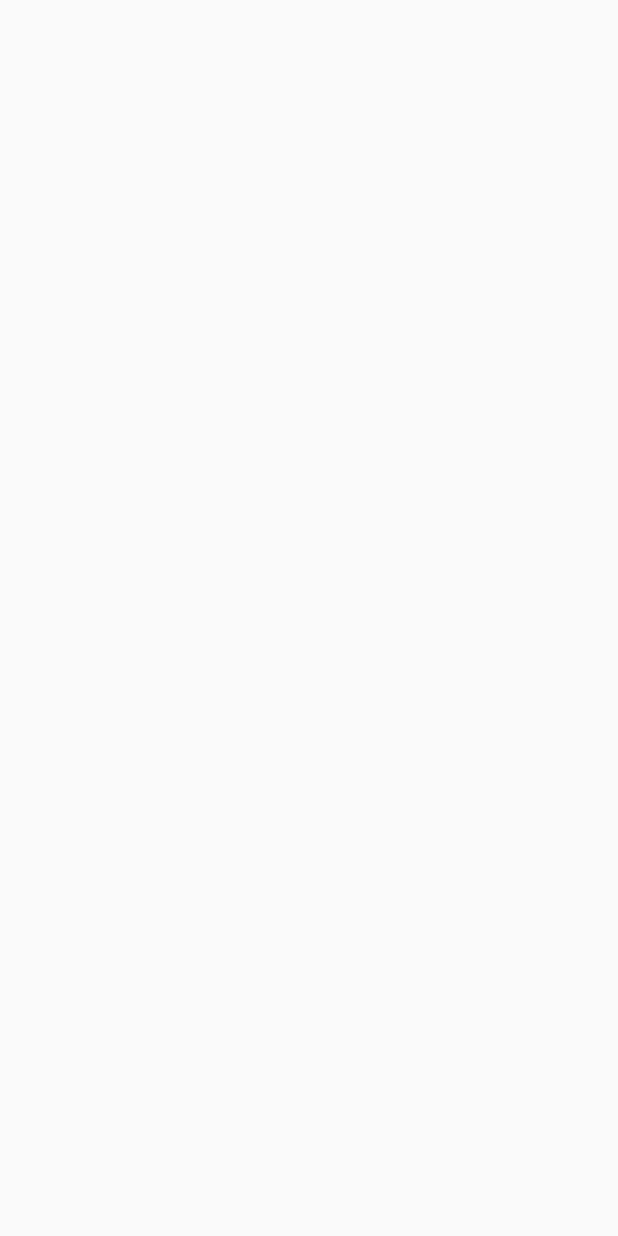
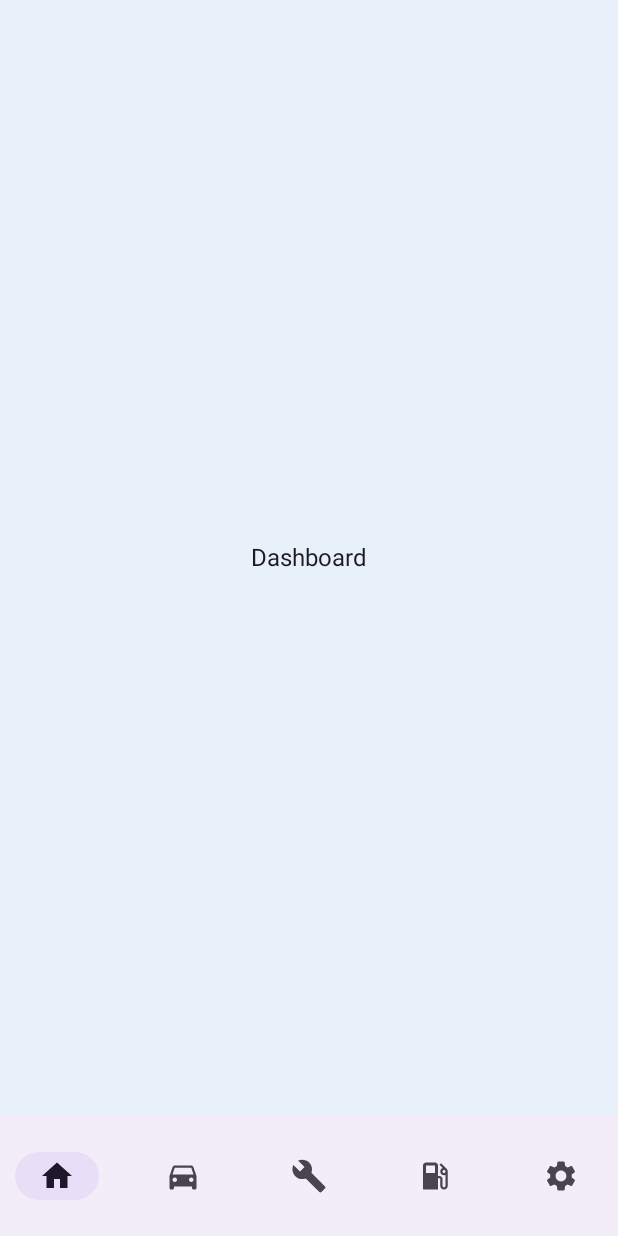
Before and after one commit to BozhidarPetkov05/MobileApps2025-2401321006, an Android app built with Jetpack Compose: the screen it shows after launch (MainActivity), on a phone screen of 412 x 824 dp. Before the commit the screen is empty. Run offline under Robolectric (Android 15) with nearby library versions, the phone set to English and light mode, and no system bars.

Commit message:
Setup the app navigation

```diff
--- a/app/build.gradle.kts
+++ b/app/build.gradle.kts
@@ -45,6 +45,7 @@ dependencies {
     implementation(libs.androidx.compose.ui)
     implementation(libs.androidx.compose.ui.graphics)
     implementation(libs.androidx.compose.ui.tooling.preview)
+    implementation("androidx.compose.material:material-icons-extended")
     implementation(libs.androidx.core.ktx)
     implementation(libs.androidx.lifecycle.runtime.ktx)
 
--- a/app/src/main/java/com/example/autotrack/MainActivity.kt
+++ b/app/src/main/java/com/example/autotrack/MainActivity.kt
@@ -3,15 +3,26 @@ package com.example.autotrack
 import android.os.Bundle
 import androidx.activity.ComponentActivity
 import androidx.activity.compose.setContent
+import androidx.activity.enableEdgeToEdge
+import androidx.compose.foundation.layout.fillMaxSize
+import androidx.compose.material3.Surface
+import androidx.compose.ui.Modifier
+import com.example.autotrack.navigation.AppNavigation
 import com.example.autotrack.ui.theme.AutoTrackTheme
 
 class MainActivity : ComponentActivity() {
     override fun onCreate(savedInstanceState: Bundle?) {
         super.onCreate(savedInstanceState)
+        enableEdgeToEdge()
+        if (android.os.Build.VERSION.SDK_INT >= android.os.Build.VERSION_CODES.Q) {
+            window.isNavigationBarContrastEnforced = false
+        }
 
         setContent {
             AutoTrackTheme {
-
+                Surface(modifier = Modifier.fillMaxSize()) {
+                    AppNavigation()
+                }
             }
         }
     }
--- a/app/src/main/java/com/example/autotrack/navigation/AppNavigation.kt
+++ b/app/src/main/java/com/example/autotrack/navigation/AppNavigation.kt
@@ -1,8 +1,158 @@
 package com.example.autotrack.navigation
 
+import androidx.compose.foundation.layout.Box
+import androidx.compose.foundation.layout.fillMaxSize
+import androidx.compose.foundation.layout.padding
+import androidx.compose.material3.Scaffold
+import androidx.compose.material3.Text
 import androidx.compose.runtime.Composable
+import androidx.compose.runtime.getValue
+import androidx.compose.ui.Alignment
 import androidx.compose.ui.Modifier
+import androidx.navigation.NavType
+import androidx.navigation.compose.NavHost
+import androidx.navigation.compose.composable
+import androidx.navigation.compose.currentBackStackEntryAsState
+import androidx.navigation.compose.rememberNavController
+import androidx.navigation.navArgument
+import com.example.autotrack.ui.components.BottomNavigationBar
 
 @Composable
-fun AppNavigation(modifier: Modifier = Modifier) {
+fun AppNavigation() {
+    val navController = rememberNavController()
+    val navBackStackEntry by navController.currentBackStackEntryAsState()
+    val currentRoute = navBackStackEntry?.destination?.route
+
+    val showBottomBar = currentRoute in listOf(
+        Screen.Dashboard.route,
+        Screen.Garage.route,
+        Screen.Maintenance.route,
+        Screen.Fuel.route,
+        Screen.Settings.route
+    )
+
+    Scaffold(
+        bottomBar = {
+            if (showBottomBar) {
+                BottomNavigationBar(navController)
+            }
+        }
+    ) { innerPadding ->
+        NavHost(
+            navController = navController,
+            startDestination = Screen.Dashboard.route,
+            modifier = Modifier
+                .fillMaxSize()
+                .padding(innerPadding)
+        ) {
+            composable(Screen.Dashboard.route) {
+                PlaceholderScreen("Dashboard")
+            }
+
+            composable(Screen.Garage.route) {
+                PlaceholderScreen("My Garage")
+            }
+
+            composable(Screen.Maintenance.route) {
+                PlaceholderScreen("Maintenance")
+            }
+
+            composable(Screen.Fuel.route) {
+                PlaceholderScreen("Fuel")
+            }
+
+            composable(Screen.Settings.route) {
+                PlaceholderScreen("Settings")
+            }
+
+            composable(Screen.Login.route) {
+                PlaceholderScreen("Login")
+            }
+
+            composable(Screen.Register.route) {
+                PlaceholderScreen("Register")
+            }
+
+            composable(
+                route = Screen.CarDetails.route,
+                arguments = listOf(
+                    navArgument("carId") {
+                        type = NavType.IntType
+                    }
+                )
+            ) {
+                PlaceholderScreen("Car Details")
+            }
+
+            composable(Screen.AddCar.route) {
+                PlaceholderScreen("Add Car")
+            }
+
+            composable(
+                Screen.EditCar.route,
+                arguments = listOf(
+                    navArgument("carId") {
+                        type = NavType.IntType
+                    }
+                )
+            ) {
+                PlaceholderScreen("Edit Car")
+            }
+
+            composable(Screen.AddFuel.route) {
+                PlaceholderScreen("Add Fuel")
+            }
+
+            composable(
+                Screen.EditFuel.route,
+                arguments = listOf(
+                    navArgument("fuelId") {
+                        type = NavType.IntType
+                    }
+                )
+            ) {
+                PlaceholderScreen("Edit Fuel")
+            }
+
+            composable(Screen.AddMaintenance.route) {
+                PlaceholderScreen("Add Maintenance")
+            }
+
+            composable(
+                Screen.EditMaintenance.route,
+                arguments = listOf(
+                    navArgument("maintenanceId") {
+                        type = NavType.IntType
+                    }
+                )
+            ) {
+                PlaceholderScreen("Edit Maintenance")
+            }
+
+            composable(Screen.AddReminder.route) {
+                PlaceholderScreen("Add Reminder")
+            }
+
+            composable(
+                Screen.EditReminder.route,
+                arguments = listOf(
+                    navArgument("reminderId") {
+                        type = NavType.IntType
+                    }
+                )
+            ) {
+                PlaceholderScreen("Edit Reminder")
+            }
+        }
+    }
 }
+
+@Composable
+private fun PlaceholderScreen(title: String) {
+    Box(
+        modifier = Modifier.fillMaxSize(),
+        contentAlignment = Alignment.Center
+    ) {
+        Text(text = title)
+    }
+}
--- a/app/src/main/java/com/example/autotrack/navigation/Screen.kt
+++ b/app/src/main/java/com/example/autotrack/navigation/Screen.kt
@@ -1 +1,32 @@
 package com.example.autotrack.navigation
+
+sealed class Screen(val route: String) {
+
+    // Authentication
+    data object Login : Screen("login")
+    data object Register : Screen("register")
+
+    // Main screens
+    data object Dashboard : Screen("dashboard")
+    data object Garage : Screen("garage")
+    data object Maintenance : Screen("maintenance")
+    data object Fuel : Screen("fuel")
+    data object Settings : Screen("settings")
+
+    // Additional screens
+    data object CarDetails : Screen("car_details/{carId}") {
+        fun createRoute(carId: Int) = "car_details/$carId"
+    }
+
+    data object AddCar : Screen("add_car")
+    data object EditCar : Screen("edit_car/{carId}")
+
+    data object AddFuel : Screen("add_fuel")
+    data object EditFuel : Screen("edit_fuel/{fuelId}")
+
+    data object AddMaintenance : Screen("add_maintenance")
+    data object EditMaintenance : Screen("edit_maintenance/{maintenanceId}")
+
+    data object AddReminder : Screen("add_reminder")
+    data object EditReminder : Screen("edit_reminder/{reminderId}")
+}
--- a/app/src/main/java/com/example/autotrack/ui/components/BottomNavigationBar.kt
+++ b/app/src/main/java/com/example/autotrack/ui/components/BottomNavigationBar.kt
@@ -1 +1,56 @@
 package com.example.autotrack.ui.components
+
+import androidx.compose.material.icons.Icons
+import androidx.compose.material.icons.filled.DirectionsCar
+import androidx.compose.material.icons.filled.Home
+import androidx.compose.material.icons.filled.LocalGasStation
+import androidx.compose.material.icons.filled.Build
+import androidx.compose.material.icons.filled.Settings
+import androidx.compose.material3.Icon
+import androidx.compose.material3.NavigationBar
+import androidx.compose.material3.NavigationBarItem
+import androidx.compose.runtime.Composable
+import androidx.navigation.NavController
+import androidx.navigation.compose.currentBackStackEntryAsState
+import com.example.autotrack.navigation.Screen
+
+@Composable
+fun BottomNavigationBar(
+    navController: NavController
+) {
+    val items = listOf(
+        Triple(Screen.Dashboard.route, "Dashboard", Icons.Default.Home),
+        Triple(Screen.Garage.route, "My Garage", Icons.Default.DirectionsCar),
+        Triple(Screen.Maintenance.route, "Maintenance", Icons.Default.Build),
+        Triple(Screen.Fuel.route, "Fuel", Icons.Default.LocalGasStation),
+        Triple(Screen.Settings.route, "Settings", Icons.Default.Settings)
+    )
+
+    val currentRoute = navController
+        .currentBackStackEntryAsState().value?.destination?.route
+
+    NavigationBar {
+        items.forEach { (route, label, icon) ->
+            NavigationBarItem(
+                selected = currentRoute == route,
+                onClick = {
+                    navController.navigate(route) {
+                        popUpTo(
+                            navController.graph.startDestinationId
+                        ) {
+                            saveState = true
+                        }
+                        launchSingleTop = true
+                        restoreState = true
+                    }
+                },
+                icon = {
+                    Icon(
+                        imageVector = icon,
+                        contentDescription = label
+                    )
+                }
+            )
+        }
+    }
+}
```
